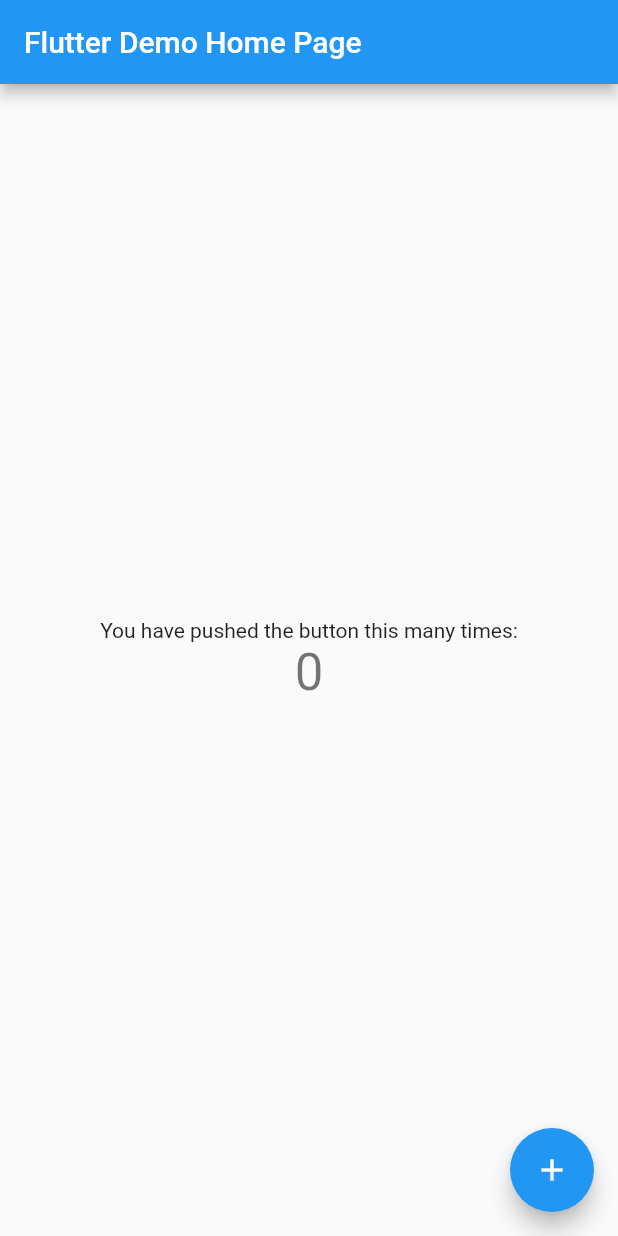
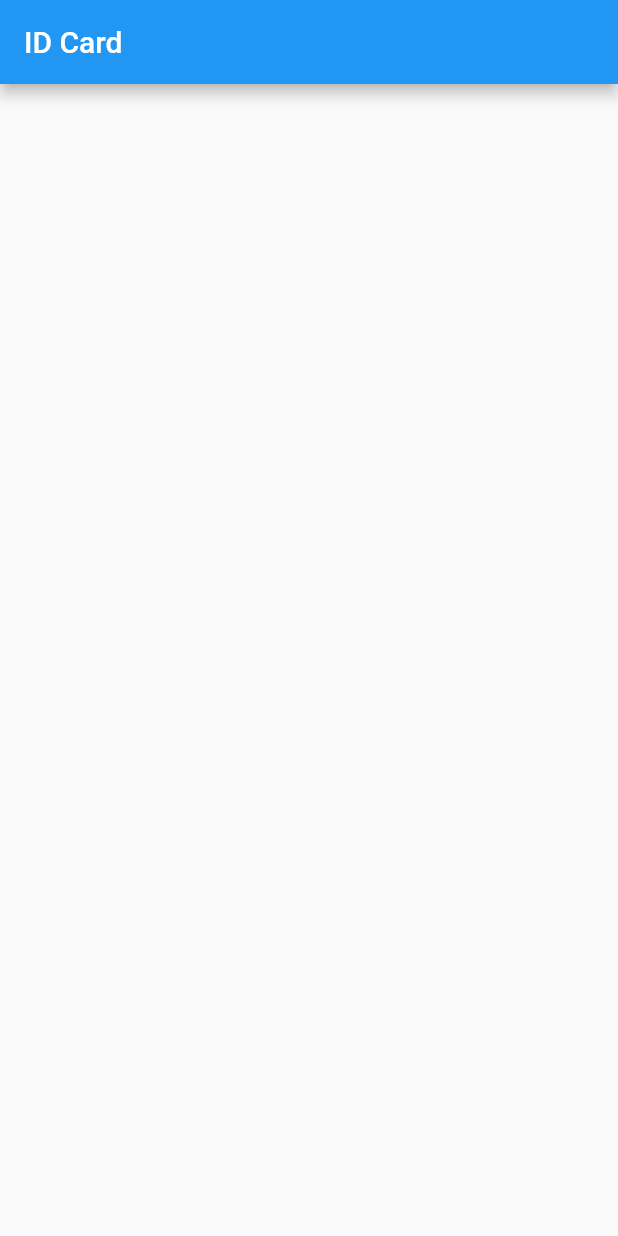
Before and after one commit to milosursulovic/id-card, a Flutter app: the screen it shows after launch, on a phone screen of 412 x 824 dp. Run offline on Flutter 3.47's test engine with Material 2 defaults, Android fonts, the phone set to English and light mode, and no system bars.

Commit message:
Create stateless widget

```diff
--- a/lib/main.dart
+++ b/lib/main.dart
@@ -1,115 +1,20 @@
 import 'package:flutter/material.dart';
 
 void main() {
-  runApp(const MyApp());
+  runApp(const MaterialApp(
+    home: IDCard(),
+  ));
 }
 
-class MyApp extends StatelessWidget {
-  const MyApp({super.key});
+class IDCard extends StatelessWidget {
+  const IDCard({Key? key}) : super(key: key);
 
-  // This widget is the root of your application.
   @override
   Widget build(BuildContext context) {
-    return MaterialApp(
-      title: 'Flutter Demo',
-      theme: ThemeData(
-        // This is the theme of your application.
-        //
-        // Try running your application with "flutter run". You'll see the
-        // application has a blue toolbar. Then, without quitting the app, try
-        // changing the primarySwatch below to Colors.green and then invoke
-        // "hot reload" (press "r" in the console where you ran "flutter run",
-        // or simply save your changes to "hot reload" in a Flutter IDE).
-        // Notice that the counter didn't reset back to zero; the application
-        // is not restarted.
-        primarySwatch: Colors.blue,
+    return Scaffold(
+      appBar: AppBar(
+        title: const Text("ID Card"),
       ),
-      home: const MyHomePage(title: 'Flutter Demo Home Page'),
     );
   }
 }
-
-class MyHomePage extends StatefulWidget {
-  const MyHomePage({super.key, required this.title});
-
-  // This widget is the home page of your application. It is stateful, meaning
-  // that it has a State object (defined below) that contains fields that affect
-  // how it looks.
-
-  // This class is the configuration for the state. It holds the values (in this
-  // case the title) provided by the parent (in this case the App widget) and
-  // used by the build method of the State. Fields in a Widget subclass are
-  // always marked "final".
-
-  final String title;
-
-  @override
-  State<MyHomePage> createState() => _MyHomePageState();
-}
-
-class _MyHomePageState extends State<MyHomePage> {
-  int _counter = 0;
-
-  void _incrementCounter() {
-    setState(() {
-      // This call to setState tells the Flutter framework that something has
-      // changed in this State, which causes it to rerun the build method below
-      // so that the display can reflect the updated values. If we changed
-      // _counter without calling setState(), then the build method would not be
-      // called again, and so nothing would appear to happen.
-      _counter++;
-    });
-  }
-
-  @override
-  Widget build(BuildContext context) {
-    // This method is rerun every time setState is called, for instance as done
-    // by the _incrementCounter method above.
-    //
-    // The Flutter framework has been optimized to make rerunning build methods
-    // fast, so that you can just rebuild anything that needs updating rather
-    // than having to individually change instances of widgets.
-    return Scaffold(
-      appBar: AppBar(
-        // Here we take the value from the MyHomePage object that was created by
-        // the App.build method, and use it to set our appbar title.
-        title: Text(widget.title),
-      ),
-      body: Center(
-        // Center is a layout widget. It takes a single child and positions it
-        // in the middle of the parent.
-        child: Column(
-          // Column is also a layout widget. It takes a list of children and
-          // arranges them vertically. By default, it sizes itself to fit its
-          // children horizontally, and tries to be as tall as its parent.
-          //
-          // Invoke "debug painting" (press "p" in the console, choose the
-          // "Toggle Debug Paint" action from the Flutter Inspector in Android
-          // Studio, or the "Toggle Debug Paint" command in Visual Studio Code)
-          // to see the wireframe for each widget.
-          //
-          // Column has various properties to control how it sizes itself and
-          // how it positions its children. Here we use mainAxisAlignment to
-          // center the children vertically; the main axis here is the vertical
-          // axis because Columns are vertical (the cross axis would be
-          // horizontal).
-          mainAxisAlignment: MainAxisAlignment.center,
-          children: <Widget>[
-            const Text(
-              'You have pushed the button this many times:',
-            ),
-            Text(
-              '$_counter',
-              style: Theme.of(context).textTheme.headline4,
-            ),
-          ],
-        ),
-      ),
-      floatingActionButton: FloatingActionButton(
-        onPressed: _incrementCounter,
-        tooltip: 'Increment',
-        child: const Icon(Icons.add),
-      ), // This trailing comma makes auto-formatting nicer for build methods.
-    );
-  }
-}
```
